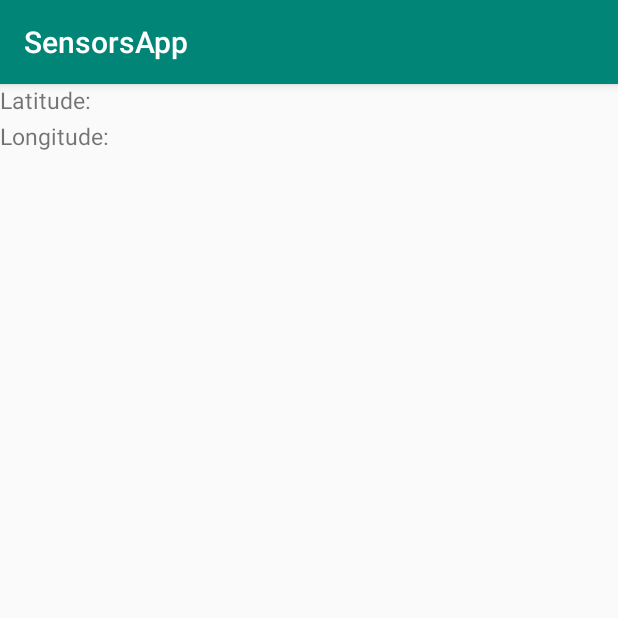
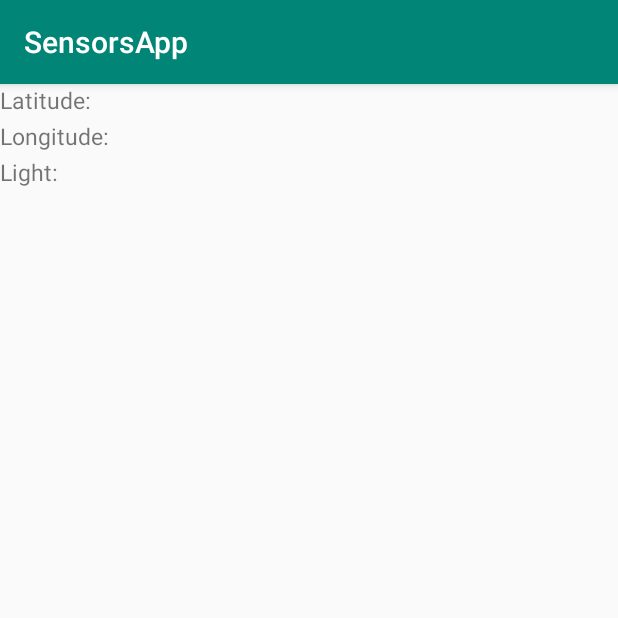
Before and after one commit to Nebizar/Mobile_Applications, an Android app: the screen it shows after launch (MainActivity), on a phone screen of 412 x 824 dp, the top half of it. Run offline under Robolectric (Android 15) with nearby library versions, the phone set to English and light mode, and no system bars; 1 statement that could not run was skipped.

Commit message:
lab5 sensors and notifications

```diff
--- a/lab5/SensorsApp/app/src/main/java/com/example/polex/sensorsapp/MainActivity.kt
+++ b/lab5/SensorsApp/app/src/main/java/com/example/polex/sensorsapp/MainActivity.kt
@@ -1,153 +1,167 @@
 package com.example.polex.sensorsapp
 
-import android.Manifest
+import android.annotation.SuppressLint
+import android.app.*
 import android.content.Context
-import android.content.DialogInterface
 import android.content.Intent
 import android.content.pm.PackageManager
-import android.location.Location
-import android.location.LocationManager
+import android.graphics.BitmapFactory
+import android.graphics.Color
+import android.hardware.Sensor
+import android.hardware.SensorEvent
+import android.hardware.SensorEventListener
+import android.hardware.SensorManager
+import android.os.Build
 import android.support.v7.app.AppCompatActivity
 import android.os.Bundle
-import android.provider.Settings
-import android.support.multidex.MultiDex
+import android.os.Looper
+import android.support.annotation.RequiresApi
 import android.support.v4.app.ActivityCompat
-import android.support.v7.app.AlertDialog
-import android.util.Log
+import android.widget.RemoteViews
 import android.widget.Toast
-import com.google.android.gms.common.ConnectionResult
-import com.google.android.gms.common.api.GoogleApiClient
-import com.google.android.gms.location.FusedLocationProviderClient
-import com.google.android.gms.location.LocationRequest
-import com.google.android.gms.location.LocationServices
-import com.google.android.gms.tasks.OnSuccessListener
+import com.google.android.gms.location.*
 import kotlinx.android.synthetic.main.activity_main.*
+import java.util.jar.Manifest
+
+class MainActivity : AppCompatActivity(), SensorEventListener {
 
 
-class MainActivity : AppCompatActivity(), GoogleApiClient.ConnectionCallbacks, GoogleApiClient.OnConnectionFailedListener, com.google.android.gms.location.LocationListener {
+    lateinit var fusedLocationProviderClient: FusedLocationProviderClient
+    lateinit var locationRequest: LocationRequest
+    lateinit var locationCallback: LocationCallback
 
-    private val TAG = "MainActivity"
-    private lateinit var mGoogleApiClient: GoogleApiClient
-    private var mLocationManager: LocationManager? = null
-    lateinit var mLocation: Location
-    private var mLocationRequest: LocationRequest? = null
-    private val listener: com.google.android.gms.location.LocationListener? = null
-    private val UPDATE_INTERVAL = (2 * 1000).toLong()  /* 10 secs */
-    private val FASTEST_INTERVAL: Long = 2000 /* 2 sec */
+    lateinit var sensor : Sensor
+    lateinit var sensorManager : SensorManager
 
-    lateinit var locationManager: LocationManager
+    val REQUEST_CODE = 1000;
+
+    lateinit var notificationManager : NotificationManager
+    lateinit var notificationChannel : NotificationChannel
+    lateinit var builder : Notification.Builder
+    private val channelId = "com.example.sensors"
+    private val description = "Sensors app is working"
 
 
-
-    override fun onStart() {
-        super.onStart();
-        if (mGoogleApiClient != null) {
-            mGoogleApiClient.connect();
-        }
-    }
-
-    override fun onStop() {
-        super.onStop();
-        if (mGoogleApiClient.isConnected()) {
-            mGoogleApiClient.disconnect();
-        }
-    }
-
-    override fun onConnectionSuspended(p0: Int) {
-
-        Log.i(TAG, "Connection Suspended");
-        mGoogleApiClient.connect();
-    }
-
-    override fun onConnectionFailed(connectionResult: ConnectionResult) {
-        Log.i(TAG, "Connection failed. Error: " + connectionResult.getErrorCode());
-    }
-
-    override fun onLocationChanged(location: Location) {
-
-
-        var msg = "Updated Location: Latitude " + location.longitude.toString() + location.longitude;
-        txt_latitude.setText(""+location.latitude);
-        txt_longitude.setText(""+location.longitude);
-        Toast.makeText(this, msg, Toast.LENGTH_SHORT).show();
-
-
-    }
-
-    override fun onConnected(p0: Bundle?) {
-
-        if (ActivityCompat.checkSelfPermission(this, Manifest.permission.ACCESS_FINE_LOCATION) != PackageManager.PERMISSION_GRANTED && ActivityCompat.checkSelfPermission(this, Manifest.permission.ACCESS_COARSE_LOCATION) != PackageManager.PERMISSION_GRANTED) {
-
-            return;
-        }
-
-
-        startLocationUpdates();
-
-        var fusedLocationProviderClient :
-                FusedLocationProviderClient = LocationServices.getFusedLocationProviderClient(this);
-        fusedLocationProviderClient .getLastLocation()
-            .addOnSuccessListener(this, OnSuccessListener<Location> { location ->
-                if (location != null) {
-                    mLocation = location;
-                    txt_latitude.setText("" + mLocation.latitude)
-                    txt_longitude.setText("" + mLocation.longitude)
-                }
-            })
-    }
 
     override fun onCreate(savedInstanceState: Bundle?) {
         super.onCreate(savedInstanceState)
         setContentView(R.layout.activity_main)
 
-        MultiDex.install(this)
+        if (ActivityCompat.shouldShowRequestPermissionRationale(this, android.Manifest.permission.ACCESS_FINE_LOCATION)){
+            ActivityCompat.requestPermissions(this, arrayOf(android.Manifest.permission.ACCESS_FINE_LOCATION), REQUEST_CODE)
+        } else {
+            buildLocationRequest()
+            buildLocationCallBack()
 
-        mGoogleApiClient = GoogleApiClient.Builder(this)
-            .addConnectionCallbacks(this)
-            .addOnConnectionFailedListener(this)
-            .addApi(LocationServices.API)
-            .build()
+            fusedLocationProviderClient = LocationServices.getFusedLocationProviderClient(this)
+            if(ActivityCompat.checkSelfPermission(this@MainActivity, android.Manifest.permission.ACCESS_FINE_LOCATION) != PackageManager.PERMISSION_GRANTED &&
+                ActivityCompat.checkSelfPermission(this@MainActivity, android.Manifest.permission.ACCESS_COARSE_LOCATION) != PackageManager.PERMISSION_GRANTED){
+                ActivityCompat.requestPermissions(this@MainActivity, arrayOf(android.Manifest.permission.ACCESS_FINE_LOCATION), REQUEST_CODE)
+                return
+            }
 
-        mLocationManager = this.getSystemService(Context.LOCATION_SERVICE) as LocationManager
+            fusedLocationProviderClient.requestLocationUpdates(locationRequest, locationCallback, Looper.myLooper())
+        }
 
-        checkLocation()
+        sensorManager = getSystemService(Context.SENSOR_SERVICE) as SensorManager
+        sensor = sensorManager!!.getDefaultSensor(Sensor.TYPE_LIGHT)
+
+        notificationManager = getSystemService(Context.NOTIFICATION_SERVICE) as NotificationManager
+
     }
 
-    private fun checkLocation(): Boolean {
-        if(!isLocationEnabled())
-            showAlert();
-        return isLocationEnabled();
+    private fun buildLocationCallBack() {
+        locationCallback = object :LocationCallback() {
+
+            override fun onLocationResult(p0: LocationResult?) {
+                val location = p0!!.locations.get(p0!!.locations.size-1)
+                txt_latitude.text = location.latitude.toString()
+                txt_longitude.text = location.longitude.toString()
+            }
+        }
     }
 
-    private fun isLocationEnabled(): Boolean {
-        locationManager = getSystemService(Context.LOCATION_SERVICE) as LocationManager
-        return locationManager.isProviderEnabled(LocationManager.GPS_PROVIDER) || locationManager.isProviderEnabled(LocationManager.NETWORK_PROVIDER)
+    @SuppressLint("RestrictedApi")
+    private fun buildLocationRequest() {
+        locationRequest = LocationRequest()
+        locationRequest.priority = LocationRequest.PRIORITY_HIGH_ACCURACY
+        locationRequest.interval = 5000
+        locationRequest.fastestInterval = 3000
+        locationRequest.smallestDisplacement = 10f
     }
 
-    private fun showAlert() {
-        val dialog = AlertDialog.Builder(this)
-        dialog.setTitle("Enable Location")
-            .setMessage("Your Locations Settings is set to 'Off'.\nPlease Enable Location to " + "use this app")
-            .setPositiveButton("Location Settings", DialogInterface.OnClickListener { paramDialogInterface, paramInt ->
-                val myIntent = Intent(Settings.ACTION_LOCATION_SOURCE_SETTINGS)
-                startActivity(myIntent)
-            })
-            .setNegativeButton("Cancel", DialogInterface.OnClickListener { paramDialogInterface, paramInt -> })
-        dialog.show()
+    override fun onRequestPermissionsResult(requestCode: Int, permissions: Array<out String>, grantResults: IntArray) {
+        super.onRequestPermissionsResult(requestCode, permissions, grantResults)
+        when (requestCode) {
+            REQUEST_CODE -> {
+                if (grantResults.size > 0){
+                    if (grantResults[0] == PackageManager.PERMISSION_GRANTED){
+                        Toast.makeText(this@MainActivity, "Permission granted", Toast.LENGTH_SHORT).show()
+                    } else {
+                        Toast.makeText(this@MainActivity, "Permission denied", Toast.LENGTH_SHORT).show()
+
+                    }
+
+                }
+            }
+        }
     }
 
-    protected fun startLocationUpdates() {
+    override fun onResume() {
+        super.onResume()
+        sensorManager.registerListener(this@MainActivity, sensor, SensorManager.SENSOR_DELAY_NORMAL)
+    }
 
-        // Create the location request
-        mLocationRequest = LocationRequest.create()
-            .setPriority(LocationRequest.PRIORITY_HIGH_ACCURACY)
-            .setInterval(UPDATE_INTERVAL)
-            .setFastestInterval(FASTEST_INTERVAL);
-        // Request location updates
-        if (ActivityCompat.checkSelfPermission(this, Manifest.permission.ACCESS_FINE_LOCATION) != PackageManager.PERMISSION_GRANTED && ActivityCompat.checkSelfPermission(this, Manifest.permission.ACCESS_COARSE_LOCATION) != PackageManager.PERMISSION_GRANTED) {
-            return;
+    override fun onPause() {
+        super.onPause()
+        sensorManager!!.unregisterListener(this)
+    }
+
+    override fun onAccuracyChanged(sensor: Sensor?, accuracy: Int) {
+    }
+
+    override fun onSensorChanged(event: SensorEvent) {
+        val light = event.values[0]
+        txt_light.text = light.toString()
+
+    }
+
+    fun showNotification() {
+        val intent = Intent(this,LauncherActivity::class.java)
+        val pendingIntent = PendingIntent.getActivity(this,0,intent,PendingIntent.FLAG_UPDATE_CURRENT)
+
+
+
+        if (Build.VERSION.SDK_INT >= Build.VERSION_CODES.O){
+
+            notificationChannel = NotificationChannel(channelId, description, NotificationManager.IMPORTANCE_HIGH)
+            notificationChannel.enableLights(true)
+            notificationChannel.lightColor = Color.GREEN
+            notificationChannel.enableVibration(false)
+            notificationManager.createNotificationChannel(notificationChannel)
+
+            builder = Notification.Builder(this, channelId)
+                .setContentTitle("Sensors app")
+                .setContentText("Is working")
+                .setSmallIcon(R.mipmap.ic_launcher_round)
+                .setLargeIcon(BitmapFactory.decodeResource(this.resources,R.mipmap.ic_launcher))
+                .setContentIntent(pendingIntent)
+        } else {
+            builder = Notification.Builder(this)
+                .setContentTitle("Sensors app")
+                .setContentText("Is working")
+                .setSmallIcon(R.mipmap.ic_launcher_round)
+                .setLargeIcon(BitmapFactory.decodeResource(this.resources,R.mipmap.ic_launcher))
+                .setContentIntent(pendingIntent)
         }
-        LocationServices.FusedLocationApi.requestLocationUpdates(mGoogleApiClient,
-            mLocationRequest, this);
+
+        notificationManager.notify(123, builder.build())
+
+
+    }
+
+    override fun onStop() {
+        super.onStop()
+        showNotification()
     }
 }
--- a/lab5/SensorsApp/app/src/main/res/layout/activity_main.xml
+++ b/lab5/SensorsApp/app/src/main/res/layout/activity_main.xml
@@ -37,5 +37,22 @@
             android:layout_marginLeft="15dp"
             android:layout_toRightOf="@+id/longitude"
             android:textSize="15sp"/>
+    <TextView
+            android:id="@+id/light"
+            android:layout_width="wrap_content"
+            android:layout_height="wrap_content"
+            android:layout_alignParentLeft="true"
+            android:layout_alignParentTop="true"
+            android:text="Light:"
+            android:layout_marginTop="48dp"
+            android:textSize="15sp" />
+    <TextView
+            android:id="@+id/txt_light"
+            android:layout_width="wrap_content"
+            android:layout_height="wrap_content"
+            android:layout_alignBaseline="@+id/light"
+            android:layout_marginLeft="15dp"
+            android:layout_toRightOf="@+id/light"
+            android:textSize="15sp"/>
 
 </RelativeLayout>
```
